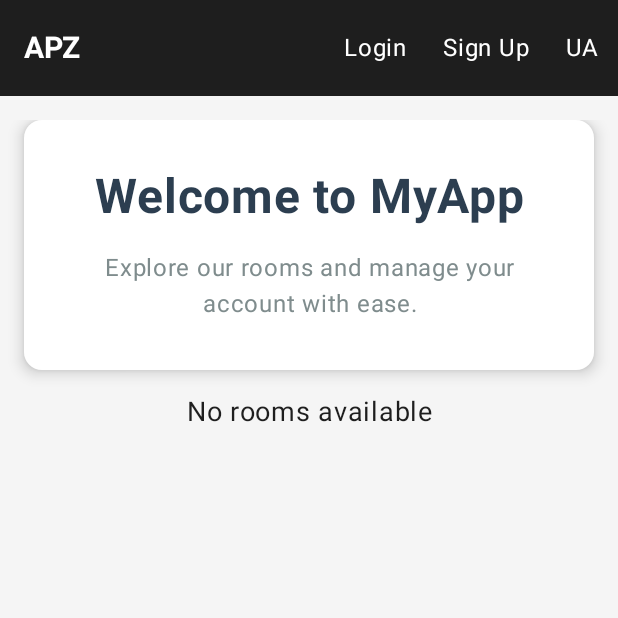
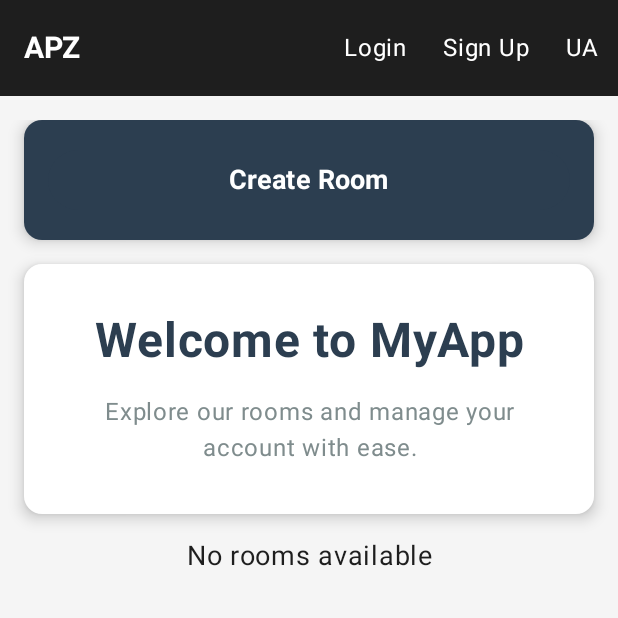
Before and after one commit to NureShutOleksandr/apz-pzpi-22-3-shut-oleksandr, an Android app built with Jetpack Compose: the screen it shows after launch (MainActivity), on a phone screen of 412 x 824 dp, the top half of it. Run offline under Robolectric (Android 15) with nearby library versions, the phone set to English and light mode, and no system bars.

Commit message:
Lab4: added crud prototype for rooms

```diff
--- a/Lab4/pzpi-22-3-shut-oleksandr-lab4/app/src/main/java/com/example/myapp/HomeScreen.kt
+++ b/Lab4/pzpi-22-3-shut-oleksandr-lab4/app/src/main/java/com/example/myapp/HomeScreen.kt
@@ -24,7 +24,9 @@ import java.util.Locale
 @Composable
 fun HomeScreen(
   rooms: List<Room>?,
-  onRoomClick: (String) -> Unit
+  onRoomClick: (String) -> Unit,
+  onCreateRoom: (String) -> Unit, // Нова функція для створення кімнати
+  onDeleteRoom: (String) -> Unit // Нова функція для видалення кімнати
 ) {
   val context = LocalContext.current
   val locale = if (Build.VERSION.SDK_INT >= Build.VERSION_CODES.N) {
@@ -41,6 +43,39 @@ fun HomeScreen(
     verticalArrangement = Arrangement.spacedBy(16.dp),
     horizontalAlignment = Alignment.CenterHorizontally
   ) {
+    // Кнопка створення кімнати
+    item {
+      Surface(
+        modifier = Modifier
+          .fillMaxWidth()
+          .wrapContentHeight(),
+        shape = RoundedCornerShape(12.dp),
+        shadowElevation = 6.dp,
+        color = Color(0xFF2c3e50)
+      ) {
+        Button(
+          onClick = {
+            // Викликаємо функцію створення кімнати з назвою за замовчуванням
+            onCreateRoom("New Room")
+          },
+          modifier = Modifier
+            .fillMaxWidth()
+            .padding(16.dp),
+          colors = ButtonDefaults.buttonColors(
+            containerColor = Color(0xFF2c3e50),
+            contentColor = Color.White
+          )
+        ) {
+          Text(
+            text = "Create Room",
+            fontSize = 18.sp,
+            fontWeight = FontWeight.Bold
+          )
+        }
+      }
+    }
+
+    // Привітальна секція
     item {
       Surface(
         modifier = Modifier
@@ -75,6 +110,7 @@ fun HomeScreen(
       }
     }
 
+    // Список кімнат
     if (rooms.isNullOrEmpty()) {
       item {
         Text(
@@ -94,10 +130,15 @@ fun HomeScreen(
           shadowElevation = 4.dp,
           color = Color.White
         ) {
-          Column(
+          Row(
             modifier = Modifier
               .padding(16.dp)
               .fillMaxWidth(),
+            verticalAlignment = Alignment.CenterVertically,
+            horizontalArrangement = Arrangement.SpaceBetween
+          ) {
+            Column(
+              modifier = Modifier.weight(1f),
               verticalArrangement = Arrangement.spacedBy(8.dp)
             ) {
               Text(
@@ -130,6 +171,21 @@ fun HomeScreen(
                 color = Color(0xFF7f8c8d)
               )
             }
+            // Кнопка видалення
+            Button(
+              onClick = { onDeleteRoom(room._id) },
+              colors = ButtonDefaults.buttonColors(
+                containerColor = Color(0xFFe74c3c),
+                contentColor = Color.White
+              ),
+              modifier = Modifier.padding(start = 8.dp)
+            ) {
+              Text(
+                text = "Delete",
+                fontSize = 14.sp
+              )
+            }
+          }
         }
       }
     }
--- a/Lab4/pzpi-22-3-shut-oleksandr-lab4/app/src/main/java/com/example/myapp/api/ApiService.kt
+++ b/Lab4/pzpi-22-3-shut-oleksandr-lab4/app/src/main/java/com/example/myapp/api/ApiService.kt
@@ -1,12 +1,14 @@
 package com.example.myapp.api
 
 import UserResponse
+import com.example.myapp.data.CreateRoomDto
 import com.example.myapp.data.CreateUserDto
 import com.example.myapp.data.LoginResponse
 import com.example.myapp.data.Room
 import com.example.myapp.data.RoomAnalysis
 import retrofit2.Response
 import retrofit2.http.Body
+import retrofit2.http.DELETE
 import retrofit2.http.GET
 import retrofit2.http.POST
 import retrofit2.http.Path
@@ -26,4 +28,10 @@ interface ApiService {
 
   @GET("users/find-by-username/{username}")
   suspend fun findUserByUsername(@Path("username") username: String): Response<UserResponse>
+
+  @POST("rooms")
+  suspend fun createRoom(@Body roomData: CreateRoomDto): Response<Room>
+
+  @DELETE("rooms/{roomId}")
+  suspend fun deleteRoom(@Path("roomId") roomId: String): Response<Void>
 }
--- a/Lab4/pzpi-22-3-shut-oleksandr-lab4/app/src/main/res/values/strings.xml
+++ b/Lab4/pzpi-22-3-shut-oleksandr-lab4/app/src/main/res/values/strings.xml
@@ -42,5 +42,5 @@
     <string name="room_moisture">Humidity: %1$s%%</string>
     <string name="room_co2">CO₂ Level: %1$s ppm</string>
     <string name="room_illumination">Illumination: %1$s lux</string>
-
+    <string name="create_room">Create Room</string>
 </resources>
```
Also changed, not shown: Lab4/pzpi-22-3-shut-oleksandr-lab4/app/src/main/java/com/example/myapp/MainActivity.kt (+57 -1 lines), Lab4/pzpi-22-3-shut-oleksandr-lab4/app/src/main/java/com/example/myapp/data/CreateRoomDto.kt (added, +10 -0 lines), 1 other file. Lines whose indentation alone changed are shown as unchanged.
